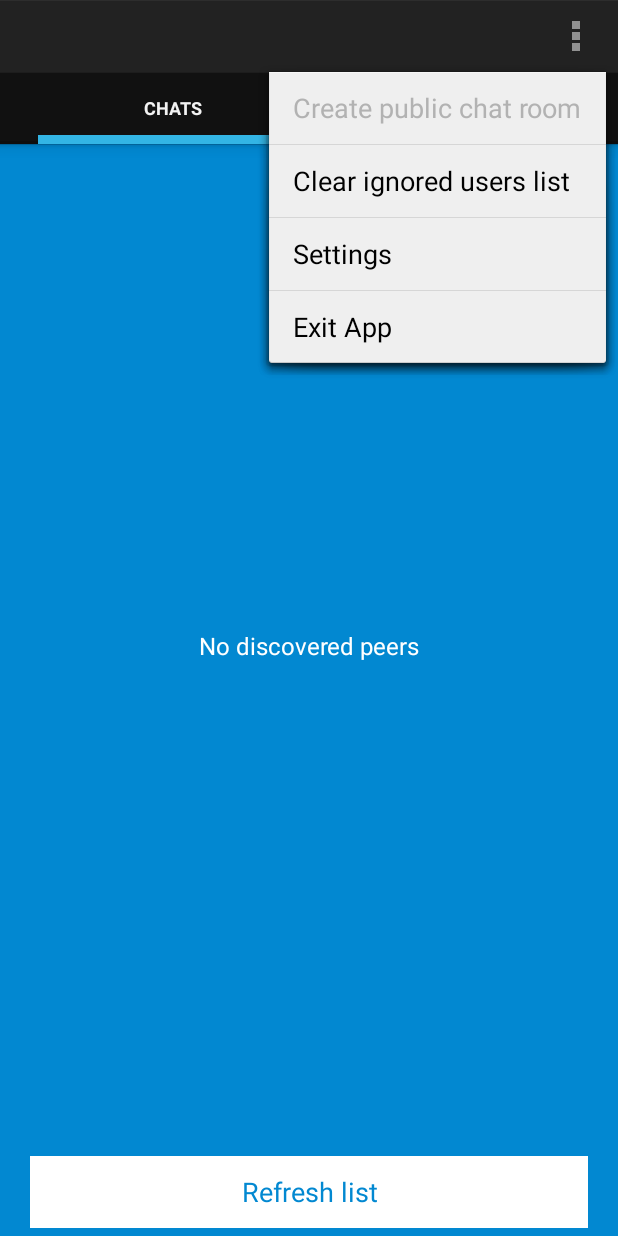
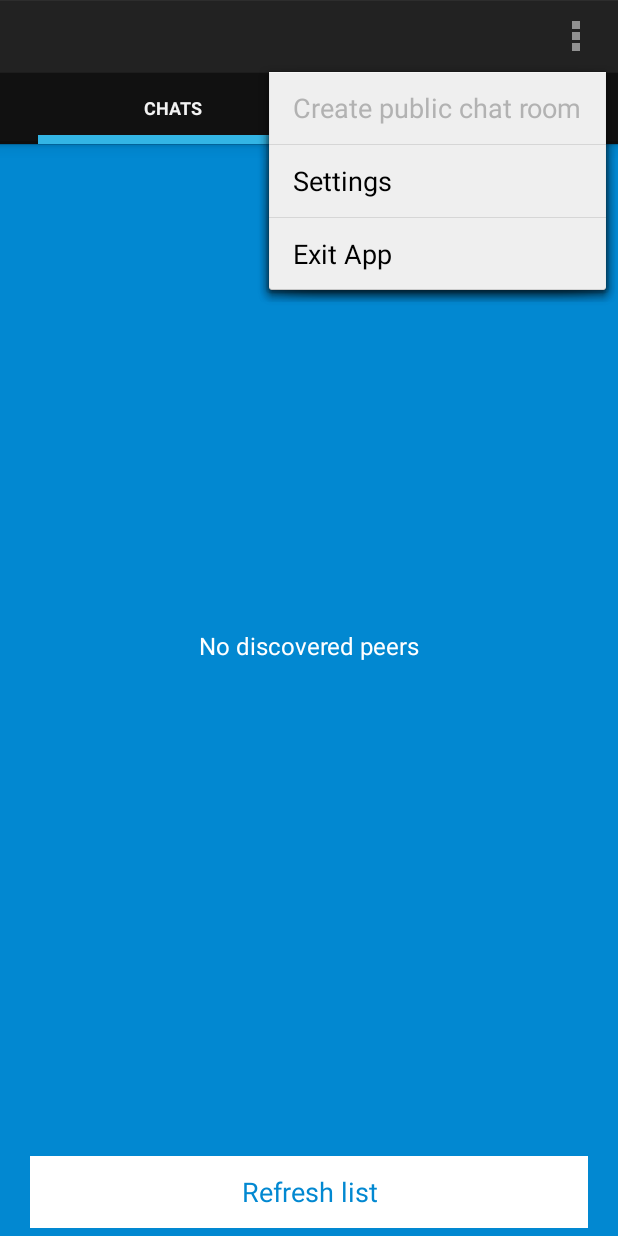
Before and after one commit to MaggGomes/FEUP-SDIS, an Android app: the MainScreenActivity screen opened directly, with no data from a screen before it, with the options menu open, on a phone screen of 412 x 824 dp. Run offline under Robolectric (Android 15) with nearby library versions, the phone set to English and light mode, and no system bars; 1 statement that could not run was skipped.

Commit message:
completely removed ban users options

```diff
--- a/HereChat/source/app/src/main/res/menu/chat_prv_room_menu.xml
+++ b/HereChat/source/app/src/main/res/menu/chat_prv_room_menu.xml
@@ -6,12 +6,6 @@
         android:showAsAction="never"
         android:title="@string/clear_display"/>
 
-      <item
-        android:id="@+id/action_unignore_user"
-        android:orderInCategory="2"
-        android:showAsAction="never"
-        android:title="@string/unginore_user"/>
-
     <item
         android:id="@+id/action_settings"
         android:orderInCategory="3"
--- a/HereChat/source/app/src/main/res/menu/chat_pub_room_menu.xml
+++ b/HereChat/source/app/src/main/res/menu/chat_pub_room_menu.xml
@@ -7,12 +7,6 @@
         android:title="@string/clear_display"/>
 
     <item
-        android:id="@+id/action_clear_banned_users"
-        android:orderInCategory="2"
-        android:showAsAction="never"
-        android:title="@string/clear_banned_users_in_room"/>
-
-    <item
        android:id="@+id/action_close_room"
        android:orderInCategory="3"
        android:showAsAction="never"
--- a/HereChat/source/app/src/main/res/menu/main_screen_menu.xml
+++ b/HereChat/source/app/src/main/res/menu/main_screen_menu.xml
@@ -11,12 +11,6 @@
         android:orderInCategory="1"
         android:showAsAction="never"
         android:title="@string/clear_all_history"/>
-
-     <item
-        android:id="@+id/clear_ignore_list"
-        android:orderInCategory="2"
-        android:showAsAction="never"
-        android:title="@string/clear_igonred_users_list"/>
 
     <item
         android:id="@+id/action_settings"
--- a/HereChat/source/app/src/main/res/values/strings.xml
+++ b/HereChat/source/app/src/main/res/values/strings.xml
@@ -21,12 +21,9 @@
     <string name="close_pub_chat_room">Close chat room</string>
     <string name="clear_history_file">Clear history file</string>
     <string name="clear_all_history">Clear all history</string>
-    <string name="clear_igonred_users_list">Clear ignored users list</string>
-    <string name="unginore_user">Unignore user</string>
     <string name="rooms_name">Room\'s name:</string>
     <string name="pasword">Password</string>
     <string name="roonNameIsMust">Room name is a must</string>
-    <string name="clear_banned_users_in_room">Clear banned users list</string>
     <string name="kick_user">Kick user</string>
     <string name="ban_user">Ban user</string>
     <string name="no_discovered_peers">No discovered peers</string>
```
Also changed, not shown: HereChat/source/app/src/main/java/com/chat/herechat/ChatManager/ChatActivity.java (+0 -15 lines), HereChat/source/app/src/main/java/com/chat/herechat/ChatManager/ChatSearchScreenFrag.java (+0 -12 lines), HereChat/source/app/src/main/java/com/chat/herechat/MainScreenActivity.java (+0 -7 lines), HereChat/source/app/src/main/res/menu/chat_search_frag_context_menu.xml (+0 -7 lines).
